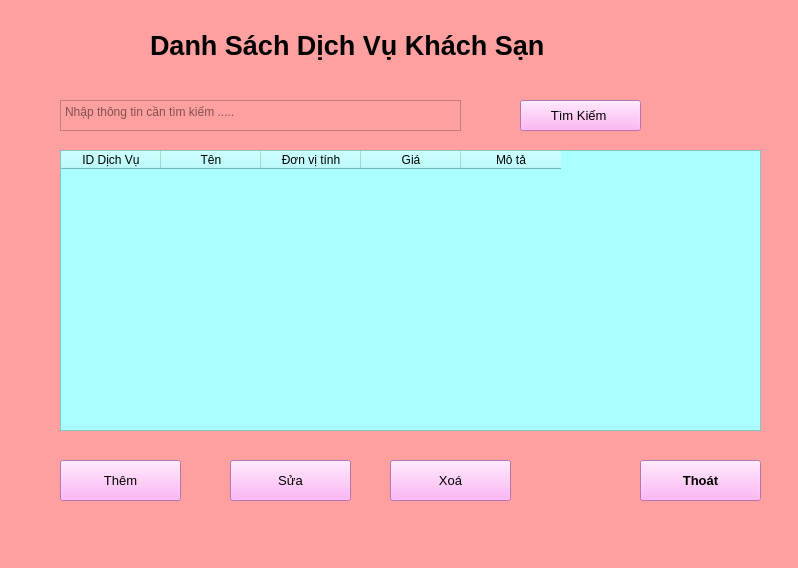
Qt form Ui/maindv.ui (alexsnow2003/PythonMaster) before a commit.
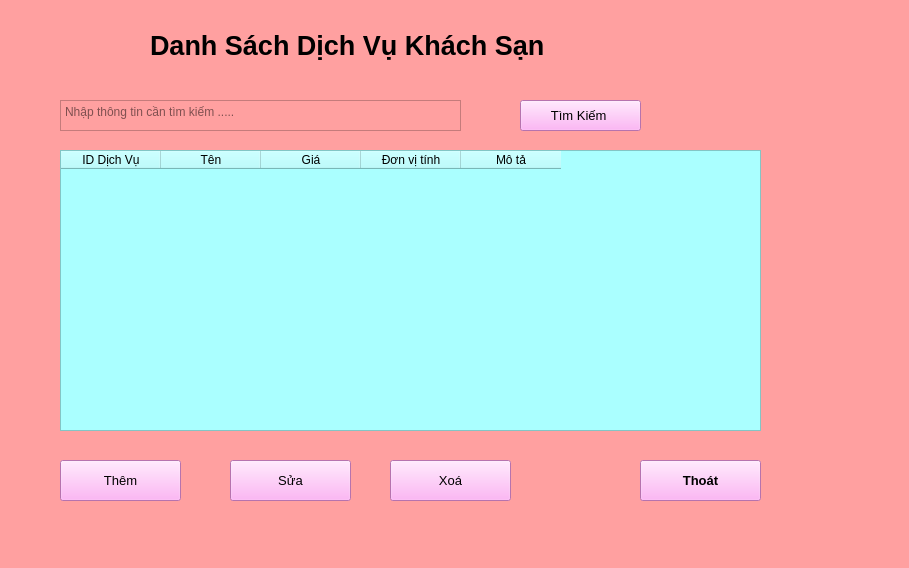
The same form after that commit.

The edit to the form file:
```diff
--- a/Ui/maindv.ui
+++ b/Ui/maindv.ui
@@ -6,7 +6,7 @@
    <rect>
     <x>0</x>
     <y>0</y>
-    <width>798</width>
+    <width>909</width>
     <height>568</height>
    </rect>
   </property>
@@ -218,16 +218,16 @@
       </color>
      </property>
     </column>
-    <column>
-     <property name="text">
-      <string>Đơn vị tính</string>
-     </property>
-    </column>
     <column>
      <property name="text">
       <string>Giá</string>
      </property>
     </column>
+    <column>
+     <property name="text">
+      <string>Đơn vị tính</string>
+     </property>
+    </column>
     <column>
      <property name="text">
       <string>Mô tả</string>
```
Left out of the diff: 2 changed lines with no effect on the pictures.
